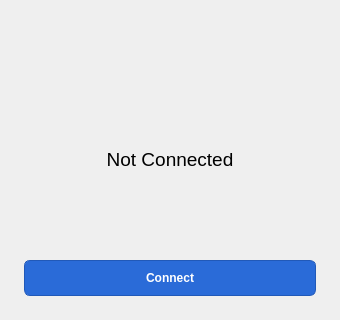
Before: the Qt Designer form GPClient/gpclient.ui in rgrosjean/GlobalProtect-openconnect, drawn with Qt 5.
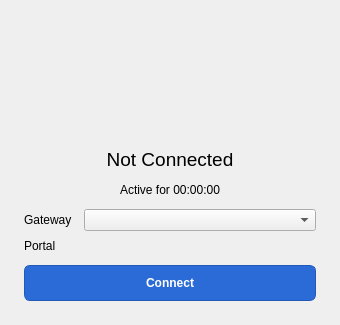
After: the same form once the commit is applied. The open tabs and pages were chosen to show the change. Icons and pictures are not drawn.

Commit message: Show the connected view: Active for timer, Gateway dropdown, Portal

```diff
--- a/GPClient/gpclient.ui
+++ b/GPClient/gpclient.ui
@@ -117,6 +117,9 @@
       </widget>
       <widget class="QWidget" name="connectedView">
        <layout class="QVBoxLayout" name="connectedLayout">
+        <property name="spacing">
+         <number>12</number>
+        </property>
         <property name="leftMargin">
          <number>0</number>
         </property>
@@ -129,6 +132,59 @@
         <property name="bottomMargin">
          <number>0</number>
         </property>
+        <item>
+         <widget class="QLabel" name="activeForLabel">
+          <property name="text">
+           <string>Active for 00:00:00</string>
+          </property>
+          <property name="alignment">
+           <set>Qt::AlignCenter</set>
+          </property>
+         </widget>
+        </item>
+        <item>
+         <layout class="QFormLayout" name="connectedDetailsLayout">
+          <property name="fieldGrowthPolicy">
+           <enum>QFormLayout::AllNonFixedFieldsGrow</enum>
+          </property>
+          <property name="labelAlignment">
+           <set>Qt::AlignLeft|Qt::AlignVCenter</set>
+          </property>
+          <property name="horizontalSpacing">
+           <number>12</number>
+          </property>
+          <property name="verticalSpacing">
+           <number>8</number>
+          </property>
+          <item row="0" column="0">
+           <widget class="QLabel" name="gatewayLabel">
+            <property name="text">
+             <string>Gateway</string>
+            </property>
+            <property name="buddy">
+             <cstring>gatewayInput</cstring>
+            </property>
+           </widget>
+          </item>
+          <item row="0" column="1">
+           <widget class="QComboBox" name="gatewayInput"/>
+          </item>
+          <item row="1" column="0">
+           <widget class="QLabel" name="connectedPortalLabel">
+            <property name="text">
+             <string>Portal</string>
+            </property>
+           </widget>
+          </item>
+          <item row="1" column="1">
+           <widget class="QLabel" name="connectedPortalValue">
+            <property name="textInteractionFlags">
+             <set>Qt::TextSelectableByMouse</set>
+            </property>
+           </widget>
+          </item>
+         </layout>
+        </item>
        </layout>
       </widget>
      </widget>
```
The commit also changes 5 other files.
